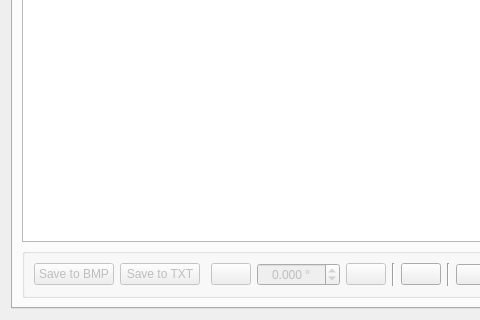
The window that viewer/viewer_widget.ui (verbkinm2/WTF_Viewer) describes before a commit, drawn with Qt 5; both pictures show x 0 to 480 and y 409 to 729 of the 763 by 729 pixel window.
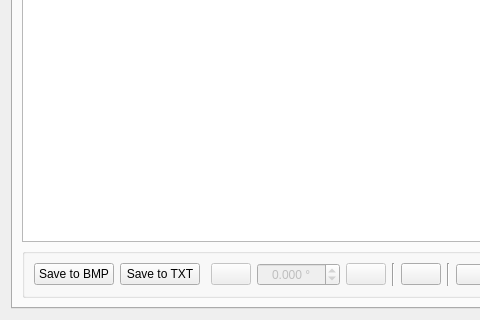
The same window after the commit. Icons and pictures are not drawn. Custom widgets are drawn as their Qt base class.

Commit message: 1. Сохранить в TXT 2. Сохранить в BMP

```diff
--- a/viewer/viewer_widget.ui
+++ b/viewer/viewer_widget.ui
@@ -493,7 +493,7 @@
           <item>
            <widget class="QPushButton" name="save_bmp">
             <property name="enabled">
-             <bool>false</bool>
+             <bool>true</bool>
             </property>
             <property name="toolTip">
              <string>save picture to BMP file</string>
@@ -506,7 +506,7 @@
           <item>
            <widget class="QPushButton" name="save_txt">
             <property name="enabled">
-             <bool>false</bool>
+             <bool>true</bool>
             </property>
             <property name="toolTip">
              <string>save picture to TXT file</string>
```
The commit also changes 2 other files.
